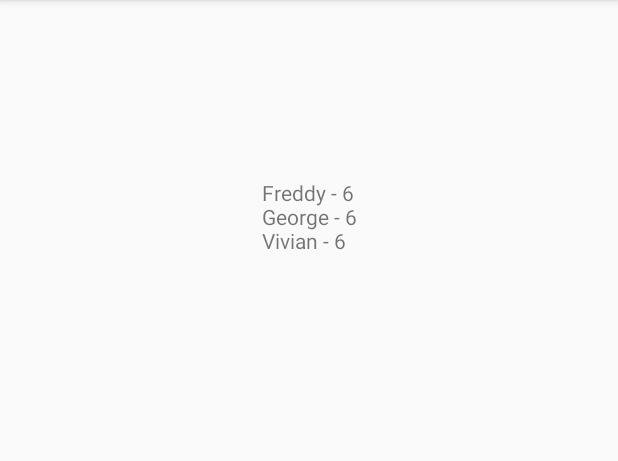
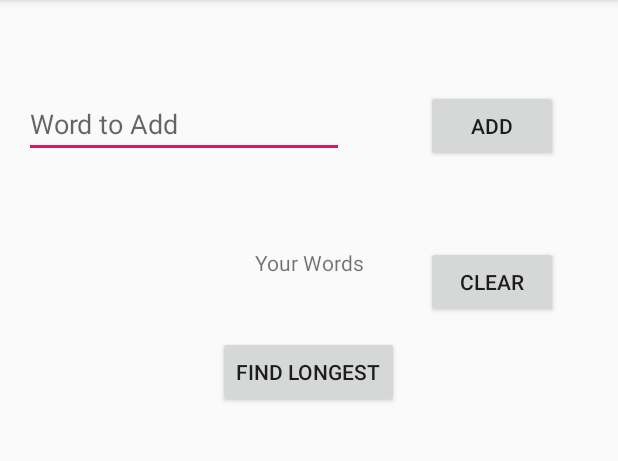
Before and after one commit to 3HortB98/LongestStringEG, an Android app: the screen it shows after launch (MainActivity), on a phone screen of 412 x 824 dp, the part 84-545 px from its top. Run offline under Robolectric (Android 15) with nearby library versions, the phone set to English and light mode, and no system bars.

Commit message:
added buttons to add,clear your word list and a button to find the longest word

```diff
--- a/app/src/main/java/com/example/longeststring/MainActivity.java
+++ b/app/src/main/java/com/example/longeststring/MainActivity.java
@@ -2,23 +2,47 @@ package com.example.longeststring;
 
 import android.support.v7.app.AppCompatActivity;
 import android.os.Bundle;
+import android.view.View;
+import android.view.inputmethod.EditorInfo;
+import android.widget.Button;
+import android.widget.EditText;
+import android.widget.Switch;
 import android.widget.TextView;
 
 import java.util.ArrayList;
 import java.util.List;
 
-public class MainActivity extends AppCompatActivity {
+public class MainActivity extends AppCompatActivity implements View.OnClickListener{
 
     TextView longestString;
+    Button btnAdd;
+    EditText etWords;
+    TextView tvYourWords;
+    Button btnFind;
+    Button btnClear;
+
+
+    private List<String> words = new ArrayList<>();
+
     @Override
     protected void onCreate(Bundle savedInstanceState) {
         super.onCreate(savedInstanceState);
         setContentView(R.layout.activity_main);
+        etWords = findViewById(R.id.etWords);
+        btnAdd = findViewById(R.id.btnAdd);
+        tvYourWords = findViewById(R.id.tvYourWords);
+        btnFind = findViewById(R.id.btnFind);
         longestString = findViewById(R.id.longString);
+        btnClear = findViewById(R.id.btnClear);
 
-        String[] randomNames = {"Ben", "Bob", "David", "Freddy", "Peter", "George", "Vivian"};
-        String longest = findLongestString(randomNames);
-        longestString.setText(longest);
+        btnAdd.setOnClickListener(this);
+        btnFind.setOnClickListener(this);
+        btnClear.setOnClickListener(this);
+
+        //String[] randomArray = {"Ben", "Bob", "David", "Freddy", "Peter", "George", "Vivian"};
+
+        //String longest = findLongestString(randomArray);
+        //longestString.setText(longest);
     }
     private String findLongestString(String[] stringArray){
         int arrayNum = 0;
@@ -42,4 +66,44 @@ public class MainActivity extends AppCompatActivity {
         //finalAnswer = stringArray[arrayNum]+" - " + stringLength;
         return finalAnswer;
     }
+
+    @Override
+    public void onClick(View v) {
+        switch(v.getId()){
+            case R.id.btnAdd:
+                handleAddClick();
+                break;
+            case R.id.btnFind:
+                handleFindClick();
+                break;
+            case R.id.btnClear:
+                handleClearClick();
+                break;
+        }
+    }
+
+    private  void handleAddClick(){
+        String word = etWords.getText().toString();
+        etWords.getText().clear();
+        words.add(word);
+        String addList = tvYourWords.getText().toString();
+        tvYourWords.setText(addList +"\n" + word);
+    }
+
+    private void handleFindClick(){
+        if(!words.isEmpty()) {
+            String[] randomArray = words.toArray(new String[0]);
+            String longest = findLongestString(randomArray);
+            longestString.setText(longest);
+        }else{
+            longestString.setText("There are no words to find!");
+        }
+        tvYourWords.onEditorAction(EditorInfo.IME_ACTION_DONE);
+    }
+
+    private void handleClearClick() {
+        words.clear();
+        tvYourWords.setText("");
+    }
+
 }
--- a/app/src/main/res/layout/activity_main.xml
+++ b/app/src/main/res/layout/activity_main.xml
@@ -16,7 +16,75 @@
         android:layout_marginBottom="8dp"
         app:layout_constraintBottom_toBottomOf="parent"
         app:layout_constraintEnd_toEndOf="parent"
+        app:layout_constraintHorizontal_bias="0.498"
         app:layout_constraintStart_toStartOf="parent"
-        app:layout_constraintTop_toTopOf="parent"
-        app:layout_constraintVertical_bias="0.162" />
+        app:layout_constraintTop_toBottomOf="@+id/btnFind"
+        app:layout_constraintVertical_bias="0.198" />
+
+    <TextView
+        android:id="@+id/tvWords"
+        android:layout_width="wrap_content"
+        android:layout_height="wrap_content"
+        android:layout_marginStart="8dp"
+        android:layout_marginTop="60dp"
+        android:layout_marginEnd="8dp"
+        android:text="Your Words"
+        app:layout_constraintEnd_toEndOf="parent"
+        app:layout_constraintStart_toStartOf="parent"
+        app:layout_constraintTop_toBottomOf="@+id/etWords" />
+
+    <EditText
+        android:id="@+id/etWords"
+        android:layout_width="wrap_content"
+        android:layout_height="wrap_content"
+        android:layout_marginStart="16dp"
+        android:layout_marginTop="60dp"
+        android:ems="10"
+        android:hint="Word to Add"
+        android:inputType="text"
+        app:layout_constraintStart_toStartOf="parent"
+        app:layout_constraintTop_toTopOf="parent" />
+
+    <Button
+        android:id="@+id/btnAdd"
+        android:layout_width="wrap_content"
+        android:layout_height="wrap_content"
+        android:layout_marginEnd="40dp"
+        android:text="Add"
+        app:layout_constraintBottom_toBottomOf="@+id/etWords"
+        app:layout_constraintEnd_toEndOf="parent"
+        app:layout_constraintTop_toTopOf="@+id/etWords"
+        app:layout_constraintVertical_bias="0.0" />
+
+    <TextView
+        android:id="@+id/tvYourWords"
+        android:layout_width="wrap_content"
+        android:layout_height="wrap_content"
+        android:layout_marginTop="8dp"
+        app:layout_constraintStart_toStartOf="@+id/tvWords"
+        app:layout_constraintTop_toBottomOf="@+id/tvWords"
+        tools:text="Hello World" />
+
+    <Button
+        android:id="@+id/btnFind"
+        android:layout_width="wrap_content"
+        android:layout_height="wrap_content"
+        android:layout_marginStart="8dp"
+        android:layout_marginTop="12dp"
+        android:layout_marginEnd="8dp"
+        android:text="Find Longest"
+        app:layout_constraintEnd_toEndOf="parent"
+        app:layout_constraintHorizontal_bias="0.498"
+        app:layout_constraintStart_toStartOf="parent"
+        app:layout_constraintTop_toBottomOf="@+id/tvYourWords" />
+
+    <Button
+        android:id="@+id/btnClear"
+        android:layout_width="wrap_content"
+        android:layout_height="wrap_content"
+        android:layout_marginTop="56dp"
+        android:layout_marginEnd="40dp"
+        android:text="Clear"
+        app:layout_constraintEnd_toEndOf="parent"
+        app:layout_constraintTop_toBottomOf="@+id/btnAdd" />
 </android.support.constraint.ConstraintLayout>
```
